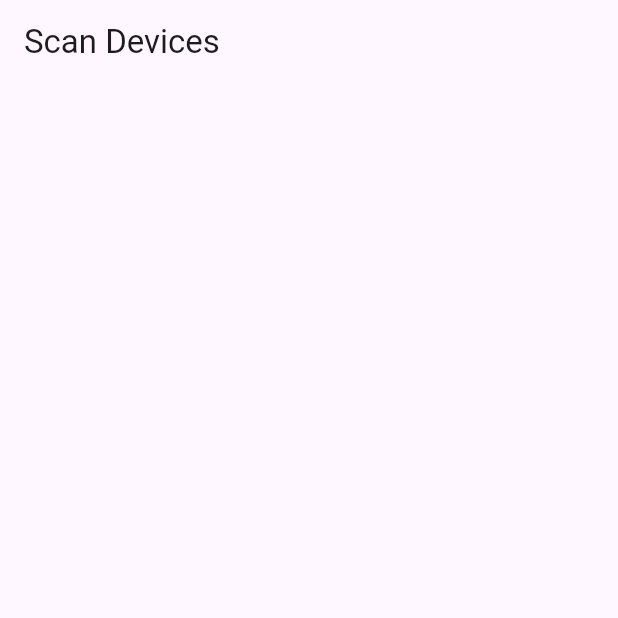
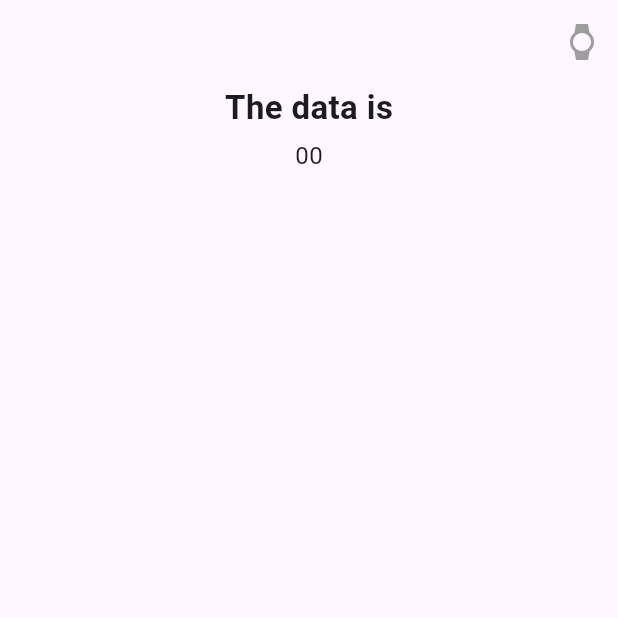
Before and after one commit to Nada120/blutooth-connection, a Flutter app: the screen it shows after launch, on a phone screen of 412 x 824 dp, the top half of it. Run offline on Flutter 3.47's test engine with Material 3 defaults, Android fonts, the phone set to English and light mode, and no system bars; our stand-ins replace flutter_bloc, flutter_blue_plus.

Commit message:
create home_page.dart rename custom_list_builder.dart to devices_list_builder.dart & flutter_ble.dart to scan_devices_page.dart update the bluetooth_cubit.dart which is read & show data in the home page

```diff
--- a/lib/cubit/bluetooth_state.dart
+++ b/lib/cubit/bluetooth_state.dart
@@ -7,14 +7,12 @@ final class BluetoothInitial extends BluetoothState {}
 
 final class BluetoothScanDevice extends BluetoothInitial {
   final List<ScanResult> devices;
-
   BluetoothScanDevice(this.devices);
 }
+
 final class BluetoothDeviceService extends BluetoothInitial {
-  final List<Map<String, dynamic>> services;
-  final List<int> receivedData;
-
-  BluetoothDeviceService(this.receivedData, this.services);
+  final Stream<List<int>>? receivedData;
+  BluetoothDeviceService(this.receivedData);
 }
 
 final class BluetoothFailur extends BluetoothInitial {
--- a/lib/main.dart
+++ b/lib/main.dart
@@ -1,5 +1,5 @@
 import 'package:bluetooth_connect/cubit/bluetooth_cubit.dart';
-import 'package:bluetooth_connect/view/flutter_ble.dart';
+import 'package:bluetooth_connect/view/home_page.dart';
 import 'package:flutter/material.dart';
 import 'package:flutter/services.dart';
 import 'package:flutter_bloc/flutter_bloc.dart';
@@ -18,16 +18,12 @@ class MyApp extends StatelessWidget {
 
   @override
   Widget build(BuildContext context) {
-    return MaterialApp(
-      title: 'Bluetooth Connection',
-      debugShowCheckedModeBanner: false,
-      theme: ThemeData(
-        colorScheme: ColorScheme.fromSeed(seedColor: Colors.deepPurple),
-        useMaterial3: true,
-      ),
-      home: BlocProvider(
-        create: (context) => BluetoothCubit()..checkBluetoothConnectivity(),
-        child: BleFlutter(),
+    return BlocProvider(
+      create: (context) => BluetoothCubit(),
+      child: MaterialApp(
+        title: 'Bluetooth Connection',
+        debugShowCheckedModeBanner: false,
+        home: HomePage(),
       ),
     );
   }
--- /dev/null
+++ b/lib/view/home_page.dart
@@ -0,0 +1,59 @@
+import 'package:flutter/material.dart';
+import 'package:flutter_bloc/flutter_bloc.dart';
+import '../cubit/bluetooth_cubit.dart';
+import 'scan_devices_page.dart';
+
+class HomePage extends StatelessWidget {
+  const HomePage({super.key});
+
+  @override
+  Widget build(BuildContext context) {
+    var data = BlocProvider.of<BluetoothCubit>(context).recievedData;
+    return Scaffold(
+      appBar: AppBar(
+        actions: [
+          IconButton(
+            onPressed: () {
+              BlocProvider.of<BluetoothCubit>(context).checkBluetoothConnectivity();
+              Navigator.push(
+                context,
+                MaterialPageRoute(
+                  builder: (context) => ScanDevicesPage(),
+                ),
+              );
+            },
+            icon: Icon(
+              Icons.watch_sharp,
+              color: data != null ? Colors.purple: Colors.grey,
+            ),
+          ),
+        ],
+      ),
+      body: Center(
+        child: Column(
+          children: [
+            Text(
+              'The data is',
+              style: TextStyle(
+                  fontWeight: FontWeight.w700,
+                  fontSize: 22,
+                ),
+            ),
+            SizedBox(
+              height: 5,
+            ),
+            StreamBuilder(
+              stream: data,
+              builder: (context, snapshot) => Text(
+                '${snapshot.data == null ? '00' : '${snapshot.data}'}',
+                style: TextStyle(
+                  fontSize: 16,
+                ),
+              ),
+            ),
+          ],
+        ),
+      ),
+    );
+  }
+}
--- a/lib/view/flutter_ble.dart
+++ b/lib/view/scan_devices_page.dart
@@ -2,10 +2,11 @@ import '../widgets/custom_dialog_error.dart';
 import '../cubit/bluetooth_cubit.dart';
 import 'package:flutter/material.dart';
 import 'package:flutter_bloc/flutter_bloc.dart';
-import '../widgets/custom_list_builder.dart';
 
-class BleFlutter extends StatelessWidget {
-  const BleFlutter({super.key});
+import '../widgets/devices_list_builder.dart';
+
+class ScanDevicesPage extends StatelessWidget {
+  const ScanDevicesPage({super.key});
 
   @override
   Widget build(BuildContext context) {
@@ -23,17 +24,18 @@ class BleFlutter extends StatelessWidget {
                 title: state.error,
               ),
             );
+          } else if (state is BluetoothDeviceService) {
+            Navigator.pop(context);
           }
         },
         builder: (context, state) {
           if (state is BluetoothScanDevice) {
-            return CustomListBuilder(
-              devices: state.devices,
+            return DeviceListBuilder(devices: state.devices);
+          } else {
+            return Center(
+              child: CircularProgressIndicator(),
             );
           }
-          return Center(
-            child: CircularProgressIndicator(),
-          );
         },
       ),
     );
```
Also changed, not shown: lib/cubit/bluetooth_cubit.dart (+14 -23 lines), lib/view/result_page.dart (deleted, +0 -26 lines), lib/widgets/devices_list_builder.dart (renamed from lib/widgets/custom_list_builder.dart, +7 -10 lines), lib/widgets/result_page_body.dart (deleted, +0 -45 lines), 2 other files.
